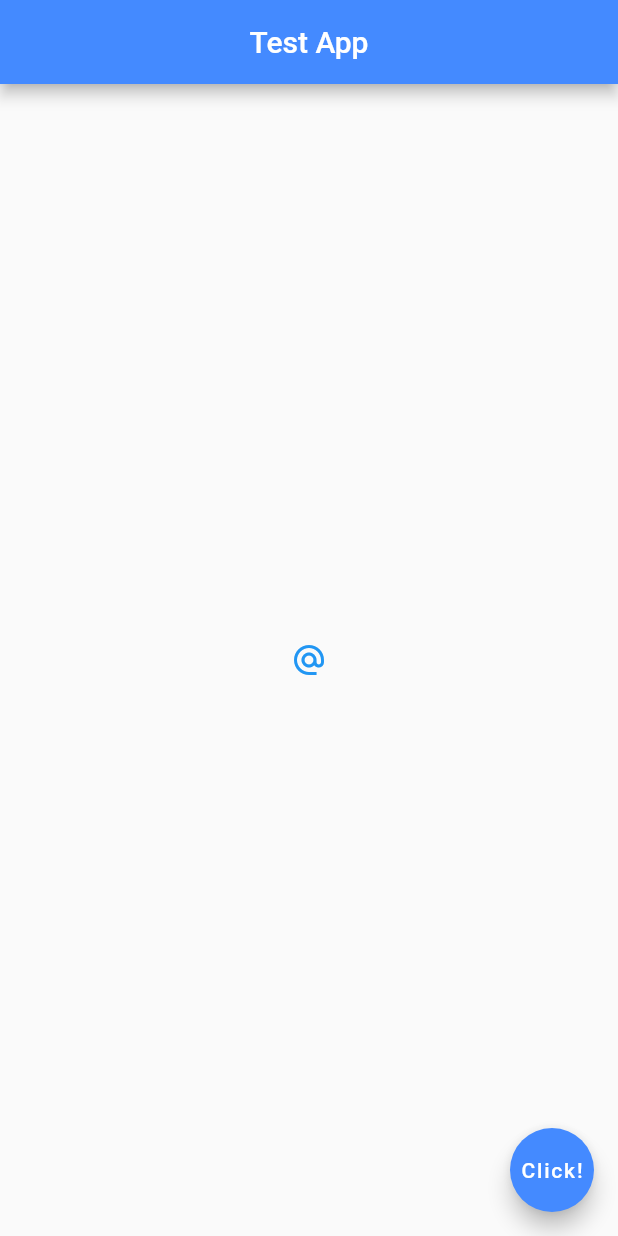
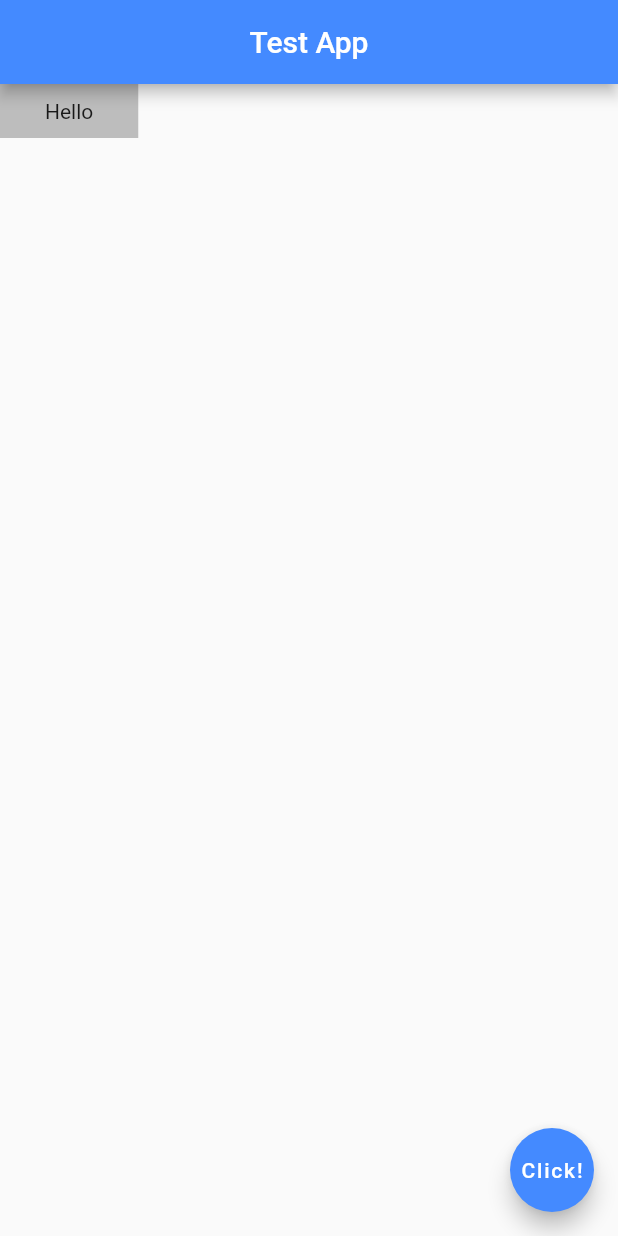
Before and after one commit to ch-ivy/flutter-tuts, a Flutter app: the screen it shows after launch, on a phone screen of 412 x 824 dp. Run offline on Flutter 3.47's test engine with Material 2 defaults, Android fonts, the phone set to English and light mode, and no system bars.

Commit message:
container

```diff
--- a/TestApp/lib/main.dart
+++ b/TestApp/lib/main.dart
@@ -13,14 +13,10 @@ class HomePage extends StatelessWidget {
         centerTitle: true,
         backgroundColor: Colors.blueAccent,
       ),
-      body: Center(
-        child: IconButton(
-          onPressed: () {
-            print("Button is changed!");
-          },
-          icon: Icon(Icons.alternate_email),
-          color: Colors.blue,
-        ),
+      body: Container(
+        color: Colors.grey[400],
+        child: Text("Hello"),
+        padding: EdgeInsets.symmetric(horizontal: 30, vertical: 10),
       ),
       floatingActionButton: FloatingActionButton(
         onPressed: () {
```
